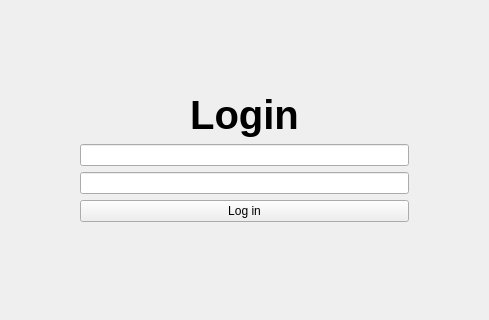
First picture: the form in src/widget/ui/login_form.ui, repository franco-ruggeri/write-together, before the edit; both pictures show x 273 to 762 and y 293 to 613 of the 1022 by 900 pixel window.
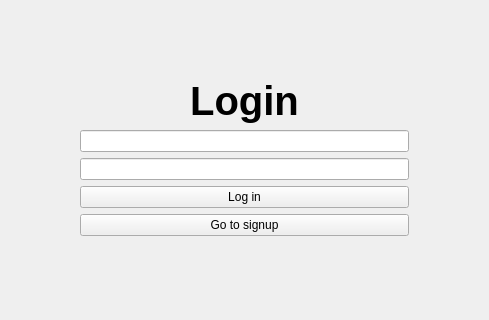
Second picture: the form after the edit. Icons and pictures are not drawn.

Commit message:
integrate and refactor: login, signup, document list
- Replace QListWidget with QTableWidget (visualization of owner and name in different columns)
- Improve modularity

```diff
--- a/src/widget/ui/login_form.ui
+++ b/src/widget/ui/login_form.ui
@@ -72,6 +72,13 @@
        </property>
       </widget>
      </item>
+     <item>
+      <widget class="QPushButton" name="go_to_signup">
+       <property name="text">
+        <string>Go to signup</string>
+       </property>
+      </widget>
+     </item>
     </layout>
    </item>
    <item row="1" column="1">
```
The commit also changes 26 other files.
